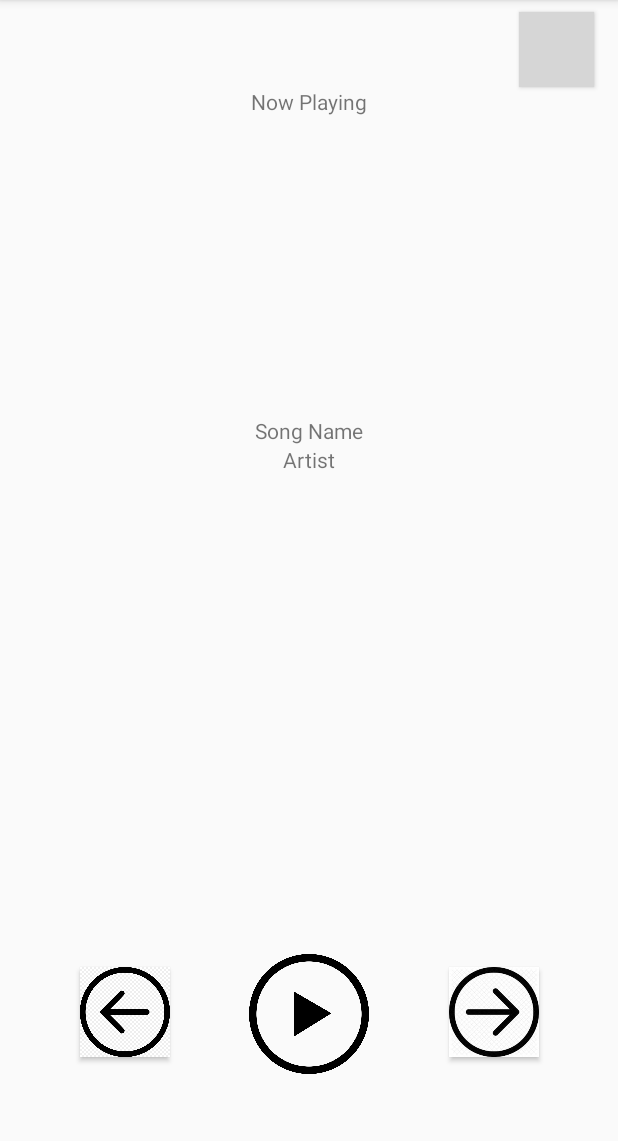
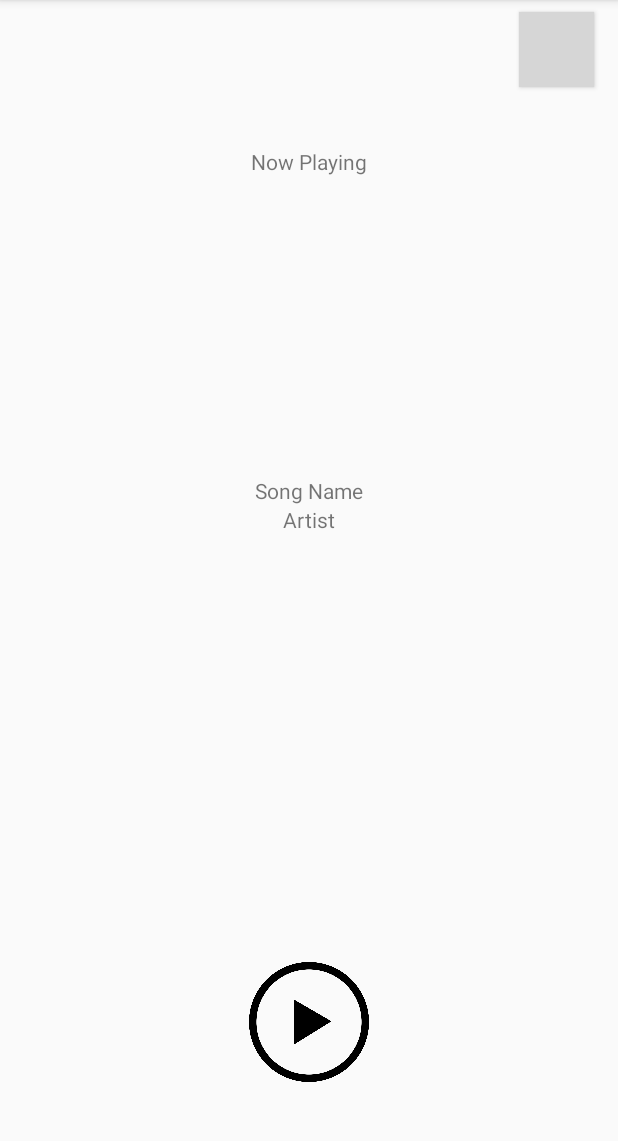
Before and after one commit to SwapnilSrkr/Music, an Android app: the screen it shows after launch (MainActivity), on a phone screen of 412 x 824 dp, the part 84-1225 px from its top. Run offline under Robolectric (Android 15) with nearby library versions, the phone set to English and light mode, and no system bars; grey boxes are pictures that could not be loaded.

Commit message:
Changes made

```diff
--- a/app/src/main/java/com/example/android/music/MainActivity.java
+++ b/app/src/main/java/com/example/android/music/MainActivity.java
@@ -4,17 +4,39 @@ import android.content.Intent;
 import android.os.Bundle;
 import android.support.v7.app.AppCompatActivity;
 import android.view.View;
+import android.widget.Button;
 
 public class MainActivity extends AppCompatActivity {
+
+    Button play, playList;
+    boolean playDisplay = true;
 
     @Override
     protected void onCreate(Bundle savedInstanceState) {
         super.onCreate(savedInstanceState);
         setContentView(R.layout.activity_main);
-    }
 
-    public void openPlaylist(View view) {
-        Intent intent = new Intent(this, PlaylistActivity.class);
-        startActivity(intent);
+        play = (Button) findViewById(R.id.play);
+        play.setOnClickListener(new View.OnClickListener() {
+            @Override
+            public void onClick(View v) {
+                if (playDisplay) {
+                    play.setBackgroundResource(R.drawable.pause);
+                    playDisplay = false;
+                } else {
+                    play.setBackgroundResource(R.drawable.play);
+                    playDisplay=true;
+                }
+            }
+        });
+
+        playList = (Button) findViewById(R.id.playlist);
+        playList.setOnClickListener(new View.OnClickListener() {
+            @Override
+            public void onClick(View v) {
+                Intent intent = new Intent(MainActivity.this, PlaylistActivity.class);
+                startActivity(intent);
+            }
+        });
     }
 }
--- a/app/src/main/java/com/example/android/music/MusicDetailsAdapter.java
+++ b/app/src/main/java/com/example/android/music/MusicDetailsAdapter.java
@@ -14,7 +14,6 @@ public class MusicDetailsAdapter extends ArrayAdapter<MusicDetails> {
     public MusicDetailsAdapter(Activity context, ArrayList<MusicDetails> Music) {
         super(context, 0, Music);
     }
-
     @Override
     public View getView(int position, View convertView, ViewGroup parent) {
 
@@ -22,15 +21,11 @@ public class MusicDetailsAdapter extends ArrayAdapter<MusicDetails> {
         if (listItemView == null) {
             listItemView = LayoutInflater.from(getContext()).inflate(R.layout.list_item, parent, false);
         }
-
         MusicDetails local_word = getItem(position);
-
         TextView songTextView = (TextView) listItemView.findViewById(R.id.song_text_view);
         songTextView.setText(local_word.getSongName());
-
         TextView artistTextView = (TextView) listItemView.findViewById(R.id.artist_text_view);
         artistTextView.setText(local_word.getArtistName());
-
         return listItemView;
     }
 }
--- a/app/src/main/res/layout/activity_main.xml
+++ b/app/src/main/res/layout/activity_main.xml
@@ -10,82 +10,56 @@
         android:id="@+id/word1"
         android:layout_width="wrap_content"
         android:layout_height="wrap_content"
-        android:text="Now Playing"
+        android:layout_marginTop="@dimen/forty"
+        android:text="@string/now_playing"
         app:layout_constraintBottom_toTopOf="@id/word2"
         app:layout_constraintLeft_toLeftOf="parent"
         app:layout_constraintRight_toRightOf="parent"
         app:layout_constraintTop_toBottomOf="@id/playlist" />
 
     <TextView
-        android:layout_marginTop="200dp"
         android:id="@+id/word2"
         android:layout_width="wrap_content"
         android:layout_height="wrap_content"
-        android:text="Song Name"
-        app:layout_constraintTop_toBottomOf="@id/word1"
+        android:layout_marginTop="@dimen/twohundred"
+        android:text="@string/song_name"
         app:layout_constraintLeft_toLeftOf="parent"
         app:layout_constraintRight_toRightOf="parent"
-        />
+        app:layout_constraintTop_toBottomOf="@id/word1" />
 
     <TextView
         android:id="@+id/word3"
         android:layout_width="wrap_content"
         android:layout_height="wrap_content"
-        android:text="Artist"
-        app:layout_constraintTop_toBottomOf="@id/word2"
+        android:text="@string/artist"
         app:layout_constraintLeft_toLeftOf="parent"
-        app:layout_constraintRight_toRightOf="parent"/>
+        app:layout_constraintRight_toRightOf="parent"
+        app:layout_constraintTop_toBottomOf="@id/word2" />
 
 
     <Button
         android:id="@+id/play"
-        android:layout_width="80dp"
-        android:layout_height="80dp"
+        android:layout_width="@dimen/eighty"
+        android:layout_height="@dimen/eighty"
         android:background="@drawable/play"
         app:layout_constraintBottom_toBottomOf="parent"
-        app:layout_constraintLeft_toRightOf="@id/prev"
-        app:layout_constraintRight_toLeftOf="@id/next"
+        app:layout_constraintLeft_toLeftOf="parent"
+        app:layout_constraintRight_toRightOf="parent"
         app:layout_constraintTop_toBottomOf="@id/word3"
         app:layout_constraintVertical_bias="0.86"
         tools:ignore="ContentDescription" />
 
     <Button
-        android:id="@+id/next"
-        android:layout_width="60dp"
-        android:layout_height="60dp"
-        android:background="@drawable/next"
-        app:layout_constraintBottom_toBottomOf="parent"
-        app:layout_constraintLeft_toRightOf="@id/play"
-        app:layout_constraintRight_toRightOf="parent"
-        app:layout_constraintTop_toBottomOf="@id/word3"
-        app:layout_constraintVertical_bias="0.838"
-        tools:ignore="ContentDescription" />
-
-    <Button
-        android:id="@+id/prev"
-        android:layout_width="60dp"
-        android:layout_height="60dp"
-        android:background="@drawable/back"
-        app:layout_constraintBottom_toBottomOf="parent"
-        app:layout_constraintLeft_toLeftOf="parent"
-        app:layout_constraintRight_toLeftOf="@id/play"
-        app:layout_constraintTop_toBottomOf="@id/word3"
-        app:layout_constraintVertical_bias="0.838"
-        tools:ignore="ContentDescription" />
-
-    <Button
         android:id="@+id/playlist"
-        android:layout_width="50dp"
-        android:layout_height="50dp"
-        android:layout_marginTop="8dp"
+        android:layout_width="@dimen/fifty"
+        android:layout_height="@dimen/fifty"
+        android:layout_marginTop="@dimen/eight"
         android:background="@drawable/playlist"
         app:layout_constraintBottom_toTopOf="@id/word1"
         app:layout_constraintHorizontal_bias="0.955"
         app:layout_constraintLeft_toLeftOf="parent"
         app:layout_constraintRight_toRightOf="parent"
-        app:layout_constraintTop_toTopOf="parent"
-        android:onClick="openPlaylist"/>
-
+        app:layout_constraintTop_toTopOf="parent" />
 
 
 </android.support.constraint.ConstraintLayout>
--- a/app/src/main/res/layout/activity_playlist.xml
+++ b/app/src/main/res/layout/activity_playlist.xml
@@ -2,10 +2,9 @@
 <ListView xmlns:android="http://schemas.android.com/apk/res/android"
     xmlns:tools="http://schemas.android.com/tools"
     android:id="@+id/list"
-        android:orientation="vertical"
     android:layout_width="match_parent"
     android:layout_height="match_parent"
+    android:orientation="vertical"
     android:padding="16dp"
     tools:context="com.example.android.music.PlaylistActivity">
-
 </ListView>
--- /dev/null
+++ b/app/src/main/res/values/dimens.xml
@@ -0,0 +1,9 @@
+<?xml version="1.0" encoding="utf-8"?>
+<resources>
+
+    <dimen name="forty">40dp</dimen>
+    <dimen name="twohundred">200dp</dimen>
+    <dimen name="eighty">80dp</dimen>
+    <dimen name="fifty">50dp</dimen>
+    <dimen name="eight">8dp</dimen>
+</resources>
--- a/app/src/main/res/values/strings.xml
+++ b/app/src/main/res/values/strings.xml
@@ -1,3 +1,6 @@
 <resources>
     <string name="app_name">Music</string>
+    <string name="artist">Artist</string>
+    <string name="song_name">Song Name</string>
+    <string name="now_playing">Now Playing</string>
 </resources>
```
Also changed, not shown: app/src/main/java/com/example/android/music/PlaylistActivity.java (+6 -16 lines), app/src/main/res/drawable/back.png (deleted), app/src/main/res/drawable/next.png (deleted). Lines whose indentation alone changed are shown as unchanged.
